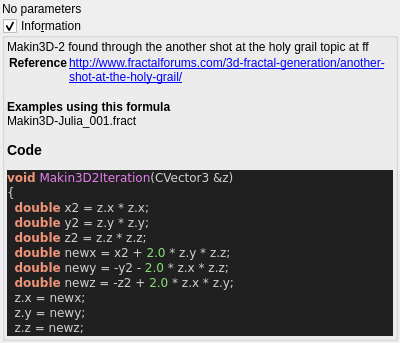
buddhi1980/mandelbulber2, file mandelbulber2/qt_data/fractal_makin3d2.ui: the form before one commit.
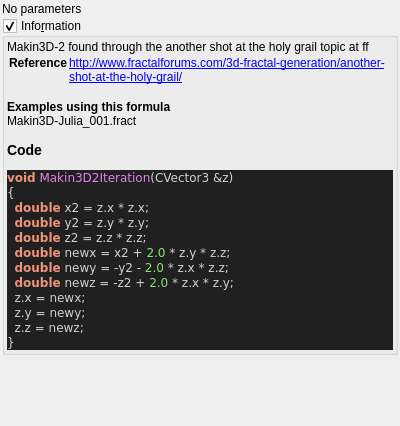
The form after the commit. Custom widgets are drawn as their Qt base class.

Patch:
```diff
--- a/mandelbulber2/qt_data/fractal_makin3d2.ui
+++ b/mandelbulber2/qt_data/fractal_makin3d2.ui
@@ -7,7 +7,7 @@
     <x>0</x>
     <y>0</y>
     <width>400</width>
-    <height>300</height>
+    <height>426</height>
    </rect>
   </property>
   <property name="windowTitle">
```
Left out of the diff: 3 changed lines with no effect on the pictures.
